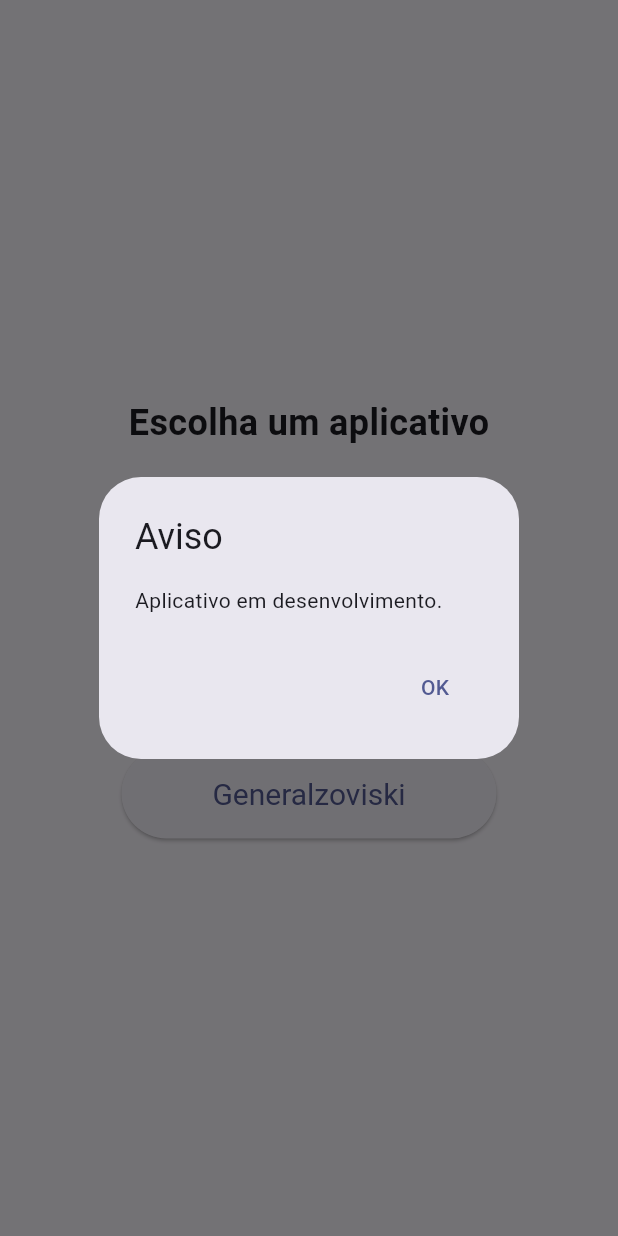
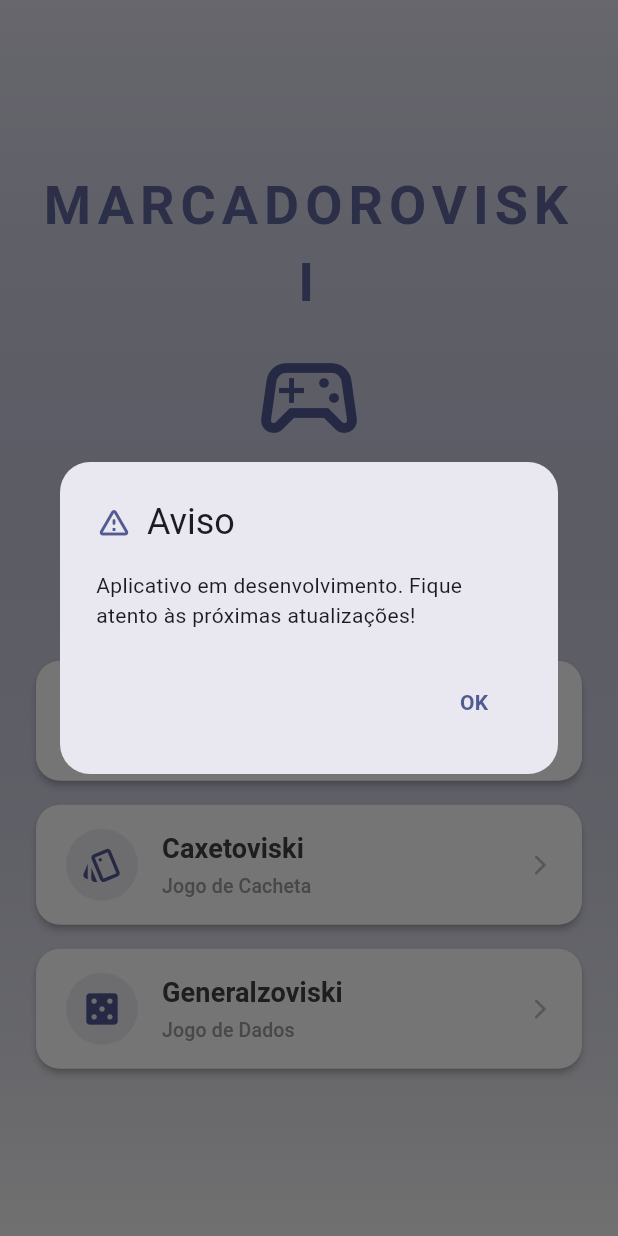
Before and after one commit to hakutsio/trucoviski_flutter, a Flutter app: the screen it shows after launch, after a tap on "Caxetoviski", on a phone screen of 412 x 824 dp. Run offline on Flutter 3.47's test engine with Material 3 defaults, Android fonts, the phone set to English and light mode, and no system bars; our stand-ins replace fl_chart, flutter_dotenv, shared_preferences, supabase_flutter; accounts and stored records are empty.

Commit message:
ajuste na tela principal

```diff
--- a/lib/supabase_service.dart
+++ b/lib/supabase_service.dart
@@ -11,9 +11,6 @@ class SupabaseService {
 
   static final SupabaseClient client = Supabase.instance.client;
 
-  // Operações para Estatísticas (CRUD Simples)
-
-  // Create / Update (Upsert)
   static Future<void> salvarEstatistica(String nome, int vitorias) async {
     await client.from('estatisticas').upsert({
       'nome': nome,
--- a/lib/tela_inicial.dart
+++ b/lib/tela_inicial.dart
@@ -8,12 +8,27 @@ class TelaInicial extends StatelessWidget {
     showDialog(
       context: context,
       builder: (context) => AlertDialog(
-        title: const Text('Aviso'),
-        content: const Text('Aplicativo em desenvolvimento.'),
+        shape: RoundedRectangleBorder(borderRadius: BorderRadius.circular(20)),
+        title: Row(
+          children: [
+            Icon(
+              Icons.warning_amber_rounded,
+              color: Theme.of(context).colorScheme.primary,
+            ),
+            const SizedBox(width: 10),
+            const Text('Aviso'),
+          ],
+        ),
+        content: const Text(
+          'Aplicativo em desenvolvimento. Fique atento às próximas atualizações!',
+        ),
         actions: [
           TextButton(
             onPressed: () => Navigator.pop(context),
-            child: const Text('OK'),
+            child: const Text(
+              'OK',
+              style: TextStyle(fontWeight: FontWeight.bold),
+            ),
           ),
         ],
       ),
@@ -22,38 +37,93 @@ class TelaInicial extends StatelessWidget {
 
   @override
   Widget build(BuildContext context) {
+    final colorScheme = Theme.of(context).colorScheme;
+
     return Scaffold(
-      body: Center(
+      body: Container(
+        width: double.infinity,
+        height: double.infinity,
+        decoration: BoxDecoration(
+          gradient: LinearGradient(
+            begin: Alignment.topCenter,
+            end: Alignment.bottomCenter,
+            colors: [colorScheme.primary.withOpacity(0.15), Colors.grey[100]!],
+          ),
+        ),
+        child: SafeArea(
+          child: Center(
+            child: SingleChildScrollView(
+              padding: const EdgeInsets.symmetric(horizontal: 24.0),
               child: Column(
                 mainAxisAlignment: MainAxisAlignment.center,
                 children: [
-            const Text(
-              'Escolha um aplicativo',
-              style: TextStyle(fontSize: 24, fontWeight: FontWeight.bold),
+                  // MARCADOROVISKI ATIVADO 🛠️
+                  Text(
+                    'MARCADOROVISKI',
+                    textAlign: TextAlign.center,
+                    style: TextStyle(
+                      fontSize: 36, // Um pouco maior por ser uma palavra única
+                      fontWeight: FontWeight.bold,
+                      color: colorScheme.primary.withOpacity(0.9),
+                      letterSpacing: 4.0, // Letras bem espaçadas e imponentes
                     ),
-            const SizedBox(height: 40),
+                  ),
+                  const SizedBox(height: 12),
+                  Icon(
+                    Icons.sports_esports_outlined,
+                    size: 80,
+                    color: colorScheme.primary,
+                  ),
+                  const SizedBox(height: 16),
+                  Text(
+                    'Escolha um Marcador',
+                    textAlign: TextAlign.center,
+                    style: TextStyle(
+                      fontSize: 28,
+                      fontWeight: FontWeight.bold,
+                      color: Colors.grey[800],
+                      letterSpacing: 0.5,
+                    ),
+                  ),
+                  const SizedBox(height: 8),
+                  Text(
+                    'Selecione a modalidade para iniciar',
+                    style: TextStyle(color: Colors.grey[500], fontSize: 16),
+                  ),
+                  const SizedBox(height: 48),
+
                   _BotaoGrande(
                     titulo: 'Trukoviski',
+                    subtitulo: 'Jogo de Truco',
+                    icone: Icons.style,
                     onPressed: () {
                       Navigator.push(
                         context,
                         MaterialPageRoute(
-                    builder: (context) => const MyHomePage(title: 'Trucoviski'),
+                          builder: (context) =>
+                              const MyHomePage(title: 'Trucoviski'),
                         ),
                       );
                     },
                   ),
-            const SizedBox(height: 20),
+                  const SizedBox(height: 16),
                   _BotaoGrande(
                     titulo: 'Caxetoviski',
+                    subtitulo: 'Jogo de Cacheta',
+                    icone: Icons.style_outlined,
                     onPressed: () => _mostrarAlerta(context),
                   ),
-            const SizedBox(height: 20),
+                  const SizedBox(height: 16),
                   _BotaoGrande(
                     titulo: 'Generalzoviski',
+                    subtitulo: 'Jogo de Dados',
+                    icone: Icons.casino_rounded,
                     onPressed: () => _mostrarAlerta(context),
                   ),
                 ],
+              ),
+            ),
+          ),
         ),
       ),
     );
@@ -62,19 +132,70 @@ class TelaInicial extends StatelessWidget {
 
 class _BotaoGrande extends StatelessWidget {
   final String titulo;
+  final String subtitulo;
+  final IconData icone;
   final VoidCallback onPressed;
 
-  const _BotaoGrande({required this.titulo, required this.onPressed});
+  const _BotaoGrande({
+    required this.titulo,
+    required this.subtitulo,
+    required this.icone,
+    required this.onPressed,
+  });
 
   @override
   Widget build(BuildContext context) {
     return ElevatedButton(
       onPressed: onPressed,
       style: ElevatedButton.styleFrom(
-        minimumSize: const Size(250, 60),
-        textStyle: const TextStyle(fontSize: 20),
+        padding: const EdgeInsets.symmetric(horizontal: 20, vertical: 16),
+        shape: RoundedRectangleBorder(borderRadius: BorderRadius.circular(16)),
+        elevation: 2,
+        backgroundColor: Colors.white,
       ),
-      child: Text(titulo),
+      child: Row(
+        children: [
+          Container(
+            padding: const EdgeInsets.all(10),
+            decoration: BoxDecoration(
+              color: Theme.of(context).colorScheme.primary.withOpacity(0.1),
+              shape: BoxShape.circle,
+            ),
+            child: Icon(
+              icone,
+              size: 28,
+              color: Theme.of(context).colorScheme.primary,
+            ),
+          ),
+          const SizedBox(width: 16),
+          Expanded(
+            child: Column(
+              crossAxisAlignment: CrossAxisAlignment.start,
+              mainAxisSize: MainAxisSize.min,
+              children: [
+                Text(
+                  titulo,
+                  style: TextStyle(
+                    fontSize: 18,
+                    fontWeight: FontWeight.bold,
+                    color: Colors.grey[800],
+                  ),
+                ),
+                const SizedBox(height: 2),
+                Text(
+                  subtitulo,
+                  style: TextStyle(fontSize: 13, color: Colors.grey[500]),
+                ),
+              ],
+            ),
+          ),
+          Icon(
+            Icons.arrow_forward_ios_rounded,
+            size: 16,
+            color: Colors.grey[400],
+          ),
+        ],
+      ),
     );
   }
 }
```
Lines whose indentation alone changed are shown as unchanged.
